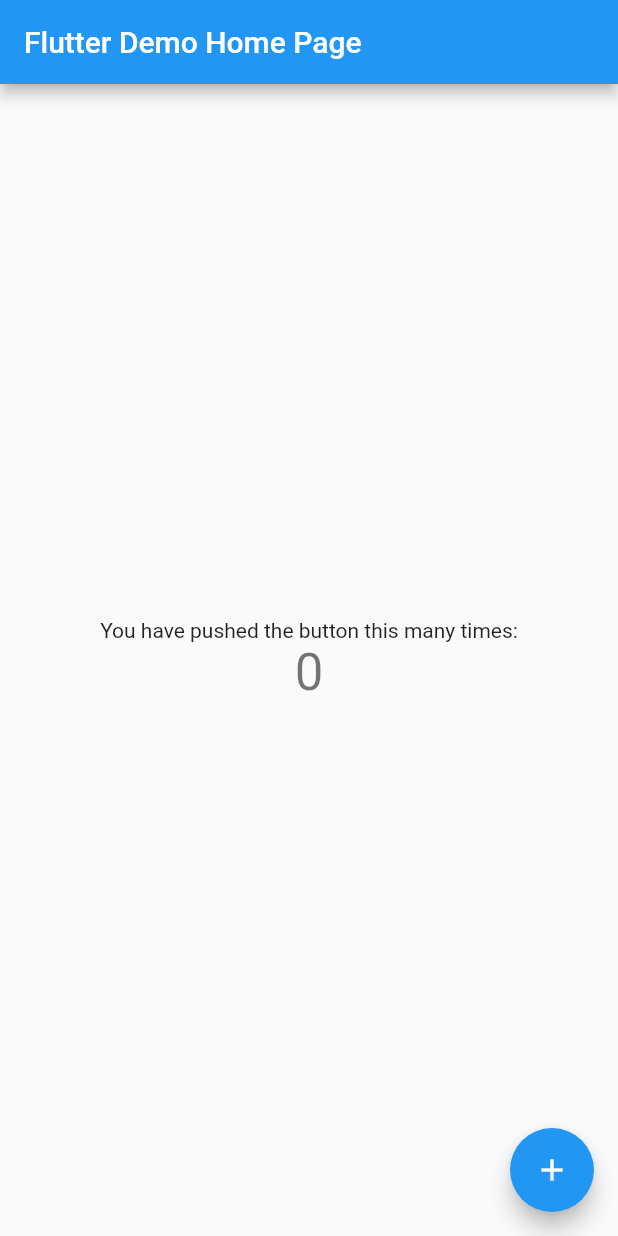
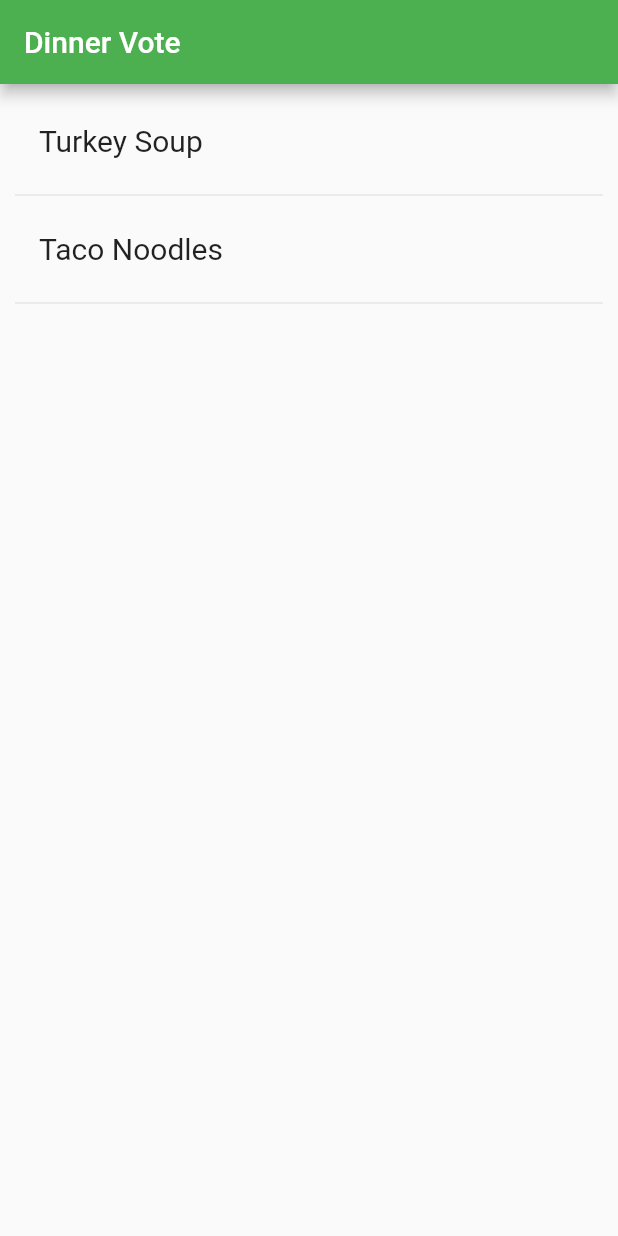
Before and after one commit to DougLau/dinner_vote, a Flutter app: the screen it shows after launch, on a phone screen of 412 x 824 dp. Run offline on Flutter 3.47's test engine with Material 2 defaults, Android fonts, the phone set to English and light mode, and no system bars; our stand-ins replace sqflite; accounts and stored records are empty.

Commit message:
Started a simple dinner list widget.

```diff
--- a/lib/main.dart
+++ b/lib/main.dart
@@ -1,111 +1,63 @@
 import 'package:flutter/material.dart';
+import 'package:sqflite/sqflite.dart';
 
-void main() => runApp(MyApp());
+void main() => runApp(DinnerVoteApp());
 
-class MyApp extends StatelessWidget {
-  // This widget is the root of your application.
+class DinnerVoteApp extends StatelessWidget {
   @override
   Widget build(BuildContext context) {
+    var title = 'Dinner Vote';
     return MaterialApp(
-      title: 'Flutter Demo',
+      title: title,
       theme: ThemeData(
-        // This is the theme of your application.
-        //
-        // Try running your application with "flutter run". You'll see the
-        // application has a blue toolbar. Then, without quitting the app, try
-        // changing the primarySwatch below to Colors.green and then invoke
-        // "hot reload" (press "r" in the console where you ran "flutter run",
-        // or simply save your changes to "hot reload" in a Flutter IDE).
-        // Notice that the counter didn't reset back to zero; the application
-        // is not restarted.
-        primarySwatch: Colors.blue,
+        primarySwatch: Colors.green,
       ),
-      home: MyHomePage(title: 'Flutter Demo Home Page'),
+      home: DinnerListPage(title: title),
     );
   }
 }
 
-class MyHomePage extends StatefulWidget {
-  MyHomePage({Key key, this.title}) : super(key: key);
-
-  // This widget is the home page of your application. It is stateful, meaning
-  // that it has a State object (defined below) that contains fields that affect
-  // how it looks.
-
-  // This class is the configuration for the state. It holds the values (in this
-  // case the title) provided by the parent (in this case the App widget) and
-  // used by the build method of the State. Fields in a Widget subclass are
-  // always marked "final".
+class DinnerListPage extends StatefulWidget {
+  DinnerListPage({Key key, this.title}) : super(key: key);
 
   final String title;
 
   @override
-  _MyHomePageState createState() => _MyHomePageState();
+  _DinnerListPageState createState() => _DinnerListPageState();
 }
 
-class _MyHomePageState extends State<MyHomePage> {
-  int _counter = 0;
-
-  void _incrementCounter() {
-    setState(() {
-      // This call to setState tells the Flutter framework that something has
-      // changed in this State, which causes it to rerun the build method below
-      // so that the display can reflect the updated values. If we changed
-      // _counter without calling setState(), then the build method would not be
-      // called again, and so nothing would appear to happen.
-      _counter++;
-    });
-  }
+class _DinnerListPageState extends State<DinnerListPage> {
+  final _dinners = <String>['Turkey Soup', 'Taco Noodles'];
+  final _biggerFont = const TextStyle(fontSize: 20.0);
 
   @override
   Widget build(BuildContext context) {
-    // This method is rerun every time setState is called, for instance as done
-    // by the _incrementCounter method above.
-    //
-    // The Flutter framework has been optimized to make rerunning build methods
-    // fast, so that you can just rebuild anything that needs updating rather
-    // than having to individually change instances of widgets.
     return Scaffold(
       appBar: AppBar(
-        // Here we take the value from the MyHomePage object that was created by
-        // the App.build method, and use it to set our appbar title.
         title: Text(widget.title),
       ),
-      body: Center(
-        // Center is a layout widget. It takes a single child and positions it
-        // in the middle of the parent.
-        child: Column(
-          // Column is also layout widget. It takes a list of children and
-          // arranges them vertically. By default, it sizes itself to fit its
-          // children horizontally, and tries to be as tall as its parent.
-          //
-          // Invoke "debug painting" (press "p" in the console, choose the
-          // "Toggle Debug Paint" action from the Flutter Inspector in Android
-          // Studio, or the "Toggle Debug Paint" command in Visual Studio Code)
-          // to see the wireframe for each widget.
-          //
-          // Column has various properties to control how it sizes itself and
-          // how it positions its children. Here we use mainAxisAlignment to
-          // center the children vertically; the main axis here is the vertical
-          // axis because Columns are vertical (the cross axis would be
-          // horizontal).
-          mainAxisAlignment: MainAxisAlignment.center,
-          children: <Widget>[
-            Text(
-              'You have pushed the button this many times:',
-            ),
-            Text(
-              '$_counter',
-              style: Theme.of(context).textTheme.display1,
-            ),
-          ],
-        ),
+      body: _buildBody(),
+    );
+  }
+
+  Widget _buildBody() {
+    return ListView.builder(
+        padding: const EdgeInsets.all(10.0),
+        itemCount: _dinners.length * 2,
+        itemBuilder: (context, i) {
+          if (i.isOdd) return Divider();
+
+          final index = i ~/ 2;
+          return _buildRow(_dinners[index]);
+        });
+  }
+
+  Widget _buildRow(String dinner) {
+    return ListTile(
+      title: Text(
+        dinner,
+        style: _biggerFont,
       ),
-      floatingActionButton: FloatingActionButton(
-        onPressed: _incrementCounter,
-        tooltip: 'Increment',
-        child: Icon(Icons.add),
-      ), // This trailing comma makes auto-formatting nicer for build methods.
     );
   }
 }
```
Also changed, not shown: lib/db.dart (added, +31 -0 lines), pubspec.yaml (+2 -49 lines), 1 other file.
